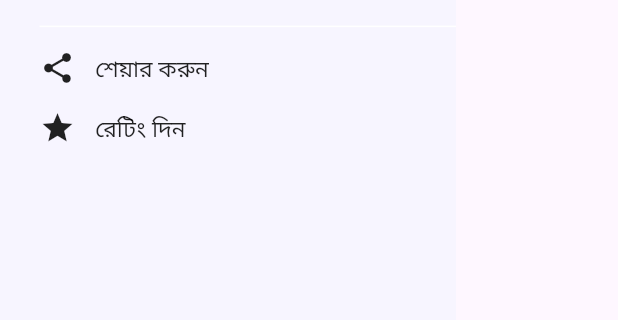
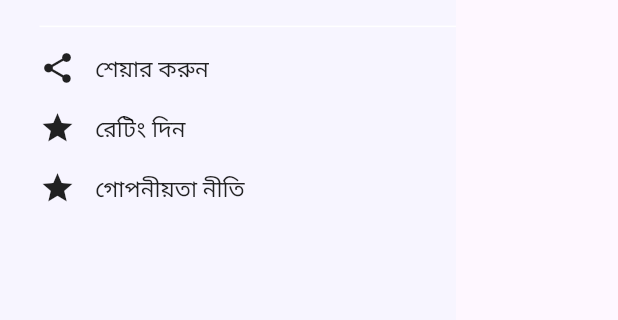
Before and after one commit to devxhub/ramadan-times, a Flutter app: the CommonDrawer widget shown alone on an empty page, opened directly, on a phone screen of 412 x 824 dp, the part 575-895 px from its top. Run offline on Flutter 3.47's test engine with Material 2 defaults, Android fonts, the light colour scheme and no system bars; drawn by our look-alikes of auto_size_text; our stand-ins replace bloc, bloc_concurrency, dio, equatable, flutter_bloc, flutter_countdown_timer and 8 more; accounts and stored records are empty; network calls fail; Roboto replaces fonts that are missing (Anek Bangla).

Commit message:
privacy policy added

```diff
--- a/lib/l10n/app_bn.arb
+++ b/lib/l10n/app_bn.arb
@@ -23,6 +23,7 @@
   "chooseYourLocation": "আপনার অবস্থান নির্বাচন করুন",
   "save": "সংরক্ষণ করুন",
   "hijriDate": "হিজরি তারিখ",
+  "privacyPolicy": "গোপনীয়তা নীতি",
   "greetings": "স্বাগতম {userName}",
   "@greetings": {
     "description": "A message of greetings to user",
--- a/lib/l10n/app_en.arb
+++ b/lib/l10n/app_en.arb
@@ -23,6 +23,7 @@
   "chooseYourLocation": "আপনার অবস্থান নির্বাচন করুন",
   "save": "সংরক্ষণ করুন",
   "hijriDate": "হিজরি তারিখ",
+  "privacyPolicy": "গোপনীয়তা নীতি",
   "greetings": "স্বাগতম {userName}",
   "@greetings": {
     "description": "A message of greetings to user",
--- a/lib/l10n/app_localizations.dart
+++ b/lib/l10n/app_localizations.dart
@@ -231,6 +231,12 @@ abstract class AppLocalizations {
   /// **'হিজরি তারিখ'**
   String get hijriDate;
 
+  /// No description provided for @privacyPolicy.
+  ///
+  /// In en, this message translates to:
+  /// **'গোপনীয়তা নীতি'**
+  String get privacyPolicy;
+
   /// A message of greetings to user
   ///
   /// In en, this message translates to:
--- a/lib/l10n/app_localizations_bn.dart
+++ b/lib/l10n/app_localizations_bn.dart
@@ -76,6 +76,9 @@ class AppLocalizationsBn extends AppLocalizations {
   String get hijriDate => 'হিজরি তারিখ';
 
   @override
+  String get privacyPolicy => 'গোপনীয়তা নীতি';
+
+  @override
   String greetings(String userName) {
     return 'স্বাগতম $userName';
   }
--- a/lib/l10n/app_localizations_en.dart
+++ b/lib/l10n/app_localizations_en.dart
@@ -76,6 +76,9 @@ class AppLocalizationsEn extends AppLocalizations {
   String get hijriDate => 'হিজরি তারিখ';
 
   @override
+  String get privacyPolicy => 'গোপনীয়তা নীতি';
+
+  @override
   String greetings(String userName) {
     return 'স্বাগতম $userName';
   }
--- a/lib/src/schedule/shell.dart
+++ b/lib/src/schedule/shell.dart
@@ -6,6 +6,8 @@ import 'package:flutter_screenutil/flutter_screenutil.dart';
 
 import 'package:go_router/go_router.dart';
 import 'package:ramadantimes/l10n/app_localizations.dart';
+import 'package:url_launcher/url_launcher.dart';
+import 'package:url_launcher/url_launcher_string.dart';
 
 import '../bloc/navigation_cubit/navigation_cubit.dart';
 import '../models/named_navigation_bar.dart';
@@ -254,6 +256,18 @@ class CommonDrawer extends StatelessWidget {
                     icon: const Icon(Icons.star),
                     title: AppLocalizations.of(context)?.rateThisApp ?? "",
                   ),
+                  DrawerItem(
+                    icon: const Icon(Icons.star),
+                    title: AppLocalizations.of(context)?.privacyPolicy ?? "",
+                    onTap: () async {
+                      if (!await launchUrlString(
+                          "https://devxhub.com/privacy-policy",
+                          mode: LaunchMode.externalApplication)) {
+                        throw Exception(
+                            'Could not launch https://devxhub.com/privacy-policy');
+                      }
+                    },
+                  ),
                   // DrawerItem(
                   //   icon: Icon(Icons.feedback),
                   //   title: "Feedback",
--- a/pubspec.yaml
+++ b/pubspec.yaml
@@ -57,6 +57,7 @@ dependencies:
   flutter_native_splash: ^2.2.19
   flutter_screenutil: ^5.7.0
   alarm: ^0.2.0
+  url_launcher: ^6.1.10
 
 
 dev_dependencies:
```
Also changed, not shown: lib/src/privacy/privacy.dart (added, +16 -0 lines), pubspec.lock, 5 other files.
